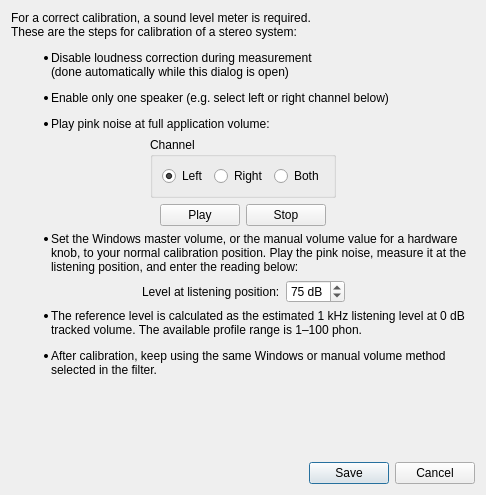
Above: Editor/guis/LoudnessCorrectionFilterGUIDialog.ui from xup61069/EqAPO64_with_VST3_support before the change. Below: the same form after it.
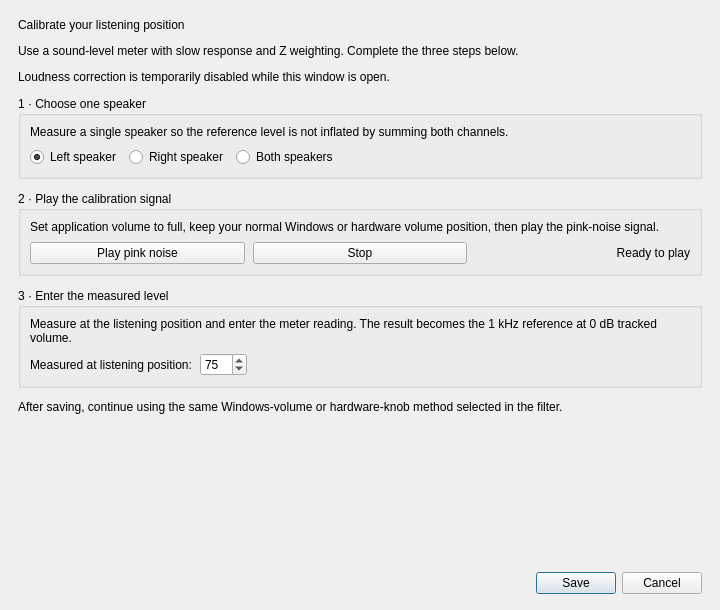
That is the form after the change.

Commit message: feat: complete Windows-native desktop UI

The edit to the form file:
```diff
--- a/Editor/guis/LoudnessCorrectionFilterGUIDialog.ui
+++ b/Editor/guis/LoudnessCorrectionFilterGUIDialog.ui
@@ -6,232 +6,154 @@
    <rect>
     <x>0</x>
     <y>0</y>
-    <width>486</width>
-    <height>495</height>
+    <width>720</width>
+    <height>610</height>
    </rect>
   </property>
+  <property name="minimumSize">
+   <size>
+    <width>620</width>
+    <height>560</height>
+   </size>
+  </property>
   <property name="windowTitle">
-   <string>Calibration</string>
+   <string>Listening-level calibration</string>
   </property>
-  <layout class="QVBoxLayout" name="verticalLayout">
+  <layout class="QVBoxLayout" name="rootLayout">
+   <property name="spacing"><number>12</number></property>
+   <property name="leftMargin"><number>18</number></property>
+   <property name="topMargin"><number>18</number></property>
+   <property name="rightMargin"><number>18</number></property>
+   <property name="bottomMargin"><number>16</number></property>
    <item>
-    <widget class="QLabel" name="label">
-     <property name="text">
-      <string>&lt;html&gt;&lt;head/&gt;&lt;body&gt;&lt;p&gt;For a correct calibration, a sound level meter is required.&lt;br/&gt;These are the steps for calibration of a stereo system:&lt;/p&gt;&lt;ul style=&quot;margin-top: 0px; margin-bottom: 0px; margin-left: 0px; margin-right: 0px; -qt-list-indent: 1;&quot;&gt;&lt;li style=&quot; margin-top:12px; margin-bottom:12px; margin-left:0px; margin-right:0px; -qt-block-indent:0; text-indent:0px;&quot;&gt;Disable loudness correction during measurement&lt;br/&gt;(done automatically while this dialog is open)&lt;/li&gt;&lt;li style=&quot; margin-top:12px; margin-bottom:12px; margin-left:0px; margin-right:0px; -qt-block-indent:0; text-indent:0px;&quot;&gt;Enable only one speaker (e.g. select left or right channel below)&lt;/li&gt;&lt;li style=&quot; margin-top:12px; margin-bottom:12px; margin-left:0px; margin-right:0px; -qt-block-indent:0; text-indent:0px;&quot;&gt;Play pink noise at full application volume:&lt;/li&gt;&lt;/ul&gt;&lt;/body&gt;&lt;/html&gt;</string>
-     </property>
-     <property name="textFormat">
-      <enum>Qt::RichText</enum>
-     </property>
-     <property name="wordWrap">
-      <bool>true</bool>
-     </property>
+    <widget class="QLabel" name="titleLabel">
+     <property name="text"><string>Calibrate your listening position</string></property>
+     <property name="accessibleName"><string>Calibration wizard</string></property>
     </widget>
    </item>
    <item>
-    <layout class="QHBoxLayout" name="horizontalLayout_3">
-     <property name="topMargin">
-      <number>0</number>
-     </property>
-     <item>
-      <widget class="QGroupBox" name="channelGroupBox">
-       <property name="sizePolicy">
-        <sizepolicy hsizetype="Fixed" vsizetype="Preferred">
-         <horstretch>0</horstretch>
-         <verstretch>0</verstretch>
-        </sizepolicy>
-       </property>
-       <property name="title">
-        <string>Channel</string>
-       </property>
-       <layout class="QHBoxLayout" name="horizontalLayout">
+    <widget class="QLabel" name="subtitleLabel">
+     <property name="text"><string>Use a sound-level meter with slow response and Z weighting. Complete the three steps below.</string></property>
+     <property name="wordWrap"><bool>true</bool></property>
+    </widget>
+   </item>
+   <item>
+    <widget class="QLabel" name="safetyStatusLabel">
+     <property name="text"><string>Loudness correction is temporarily disabled while this window is open.</string></property>
+     <property name="wordWrap"><bool>true</bool></property>
+    </widget>
+   </item>
+   <item>
+    <widget class="QGroupBox" name="speakerStepGroup">
+     <property name="title"><string>1 · Choose one speaker</string></property>
+     <layout class="QVBoxLayout" name="speakerStepLayout">
+      <property name="spacing"><number>8</number></property>
+      <item>
+       <widget class="QLabel" name="speakerHintLabel">
+        <property name="text"><string>Measure a single speaker so the reference level is not inflated by summing both channels.</string></property>
+        <property name="wordWrap"><bool>true</bool></property>
+       </widget>
+      </item>
+      <item>
+       <layout class="QHBoxLayout" name="channelLayout">
         <item>
          <widget class="QRadioButton" name="leftRadioButton">
-          <property name="text">
-           <string>Left</string>
-          </property>
-          <property name="checked">
-           <bool>true</bool>
-          </property>
+          <property name="text"><string>Left speaker</string></property>
+          <property name="checked"><bool>true</bool></property>
          </widget>
         </item>
+        <item><widget class="QRadioButton" name="rightRadioButton"><property name="text"><string>Right speaker</string></property></widget></item>
+        <item><widget class="QRadioButton" name="bothRadioButton"><property name="text"><string>Both speakers</string></property></widget></item>
         <item>
-         <widget class="QRadioButton" name="rightRadioButton">
-          <property name="text">
-           <string>Right</string>
-          </property>
+         <spacer name="speakerSpacer">
+          <property name="orientation"><enum>Qt::Horizontal</enum></property>
+          <property name="sizeHint" stdset="0"><size><width>40</width><height>20</height></size></property>
+         </spacer>
+        </item>
+       </layout>
+      </item>
+     </layout>
+    </widget>
+   </item>
+   <item>
+    <widget class="QGroupBox" name="playbackStepGroup">
+     <property name="title"><string>2 · Play the calibration signal</string></property>
+     <layout class="QVBoxLayout" name="playbackStepLayout">
+      <property name="spacing"><number>8</number></property>
+      <item>
+       <widget class="QLabel" name="playbackHintLabel">
+        <property name="text"><string>Set application volume to full, keep your normal Windows or hardware volume position, then play the pink-noise signal.</string></property>
+        <property name="wordWrap"><bool>true</bool></property>
+       </widget>
+      </item>
+      <item>
+       <layout class="QHBoxLayout" name="playbackControlsLayout">
+        <item>
+         <widget class="QPushButton" name="playButton">
+          <property name="text"><string>Play pink noise</string></property>
+          <property name="accessibleDescription"><string>Starts a looping pink-noise signal on the selected speaker</string></property>
          </widget>
         </item>
+        <item><widget class="QPushButton" name="stopButton"><property name="text"><string>Stop</string></property></widget></item>
         <item>
-         <widget class="QRadioButton" name="bothRadioButton">
-          <property name="text">
-           <string>Both</string>
-          </property>
+         <widget class="QLabel" name="playbackStatusLabel">
+          <property name="text"><string>Ready to play</string></property>
+          <property name="alignment"><set>Qt::AlignRight|Qt::AlignTrailing|Qt::AlignVCenter</set></property>
          </widget>
         </item>
        </layout>
-      </widget>
-     </item>
-    </layout>
+      </item>
+     </layout>
+    </widget>
    </item>
    <item>
-    <layout class="QGridLayout" name="gridLayout">
-     <item row="1" column="4">
-      <spacer name="horizontalSpacer_4">
-       <property name="orientation">
-        <enum>Qt::Horizontal</enum>
-       </property>
-       <property name="sizeHint" stdset="0">
-        <size>
-         <width>40</width>
-         <height>20</height>
-        </size>
-       </property>
-      </spacer>
-     </item>
-     <item row="1" column="2">
-      <widget class="QPushButton" name="stopButton">
-       <property name="sizePolicy">
-        <sizepolicy hsizetype="Fixed" vsizetype="Fixed">
-         <horstretch>0</horstretch>
-         <verstretch>0</verstretch>
-        </sizepolicy>
-       </property>
-       <property name="text">
-        <string>Stop</string>
-       </property>
-      </widget>
-     </item>
-     <item row="1" column="0">
-      <spacer name="horizontalSpacer_3">
-       <property name="orientation">
-        <enum>Qt::Horizontal</enum>
-       </property>
-       <property name="sizeHint" stdset="0">
-        <size>
-         <width>40</width>
-         <height>20</height>
-        </size>
-       </property>
-      </spacer>
-     </item>
-     <item row="1" column="1">
-      <widget class="QPushButton" name="playButton">
-       <property name="sizePolicy">
-        <sizepolicy hsizetype="Fixed" vsizetype="Fixed">
-         <horstretch>0</horstretch>
-         <verstretch>0</verstretch>
-        </sizepolicy>
-       </property>
-       <property name="text">
-        <string>Play</string>
-       </property>
-      </widget>
-     </item>
-    </layout>
-   </item>
-   <item>
-    <widget class="QLabel" name="label2">
-     <property name="text">
-      <string>&lt;html&gt;&lt;head/&gt;&lt;body&gt;&lt;ul style=&quot;margin-top: 0px; margin-bottom: 0px; margin-left: 0px; margin-right: 0px; -qt-list-indent: 1;&quot;&gt;&lt;li style=&quot; margin-top:12px; margin-bottom:12px; margin-left:0px; margin-right:0px; -qt-block-indent:0; text-indent:0px;&quot;&gt;Set the Windows master volume, or the manual volume value for a hardware knob, to your normal calibration position. Play the pink noise, measure it at the listening position, and enter the reading below:&lt;/li&gt;&lt;/ul&gt;&lt;/body&gt;&lt;/html&gt;</string>
-     </property>
-     <property name="textFormat">
-      <enum>Qt::RichText</enum>
-     </property>
-     <property name="wordWrap">
-      <bool>true</bool>
-     </property>
+    <widget class="QGroupBox" name="measurementStepGroup">
+     <property name="title"><string>3 · Enter the measured level</string></property>
+     <layout class="QVBoxLayout" name="measurementStepLayout">
+      <property name="spacing"><number>8</number></property>
+      <item>
+       <widget class="QLabel" name="measurementHintLabel">
+        <property name="text"><string>Measure at the listening position and enter the meter reading. The result becomes the 1 kHz reference at 0 dB tracked volume.</string></property>
+        <property name="wordWrap"><bool>true</bool></property>
+       </widget>
+      </item>
+      <item>
+       <layout class="QHBoxLayout" name="measurementControlsLayout">
+        <item><widget class="QLabel" name="levelLabel"><property name="text"><string>Measured at listening position:</string></property></widget></item>
+        <item>
+         <widget class="QSpinBox" name="levelSpinBox">
+          <property name="minimum"><number>1</number></property>
+          <property name="maximum"><number>100</number></property>
+          <property name="value"><number>75</number></property>
+         </widget>
+        </item>
+        <item>
+         <spacer name="measurementSpacer">
+          <property name="orientation"><enum>Qt::Horizontal</enum></property>
+          <property name="sizeHint" stdset="0"><size><width>40</width><height>20</height></size></property>
+         </spacer>
+        </item>
+       </layout>
+      </item>
+     </layout>
     </widget>
    </item>
    <item>
-    <layout class="QHBoxLayout" name="horizontalLayout_2">
-     <item>
-      <spacer name="horizontalSpacer">
-       <property name="orientation">
-        <enum>Qt::Horizontal</enum>
-       </property>
-       <property name="sizeHint" stdset="0">
-        <size>
-         <width>1</width>
-         <height>20</height>
-        </size>
-       </property>
-      </spacer>
-     </item>
-     <item>
-      <widget class="QLabel" name="levelLabel">
-       <property name="text">
-        <string>Level at listening position:</string>
-       </property>
-      </widget>
-     </item>
-     <item>
-      <widget class="QSpinBox" name="levelSpinBox">
-       <property name="sizePolicy">
-        <sizepolicy hsizetype="Fixed" vsizetype="Fixed">
-         <horstretch>0</horstretch>
-         <verstretch>0</verstretch>
-        </sizepolicy>
-       </property>
-       <property name="suffix">
-        <string> dB</string>
-       </property>
-       <property name="prefix">
-        <string/>
-       </property>
-       <property name="value">
-        <number>75</number>
-       </property>
-      </widget>
-     </item>
-     <item>
-      <spacer name="horizontalSpacer_2">
-       <property name="orientation">
-        <enum>Qt::Horizontal</enum>
-       </property>
-       <property name="sizeHint" stdset="0">
-        <size>
-         <width>1</width>
-         <height>20</height>
-        </size>
-       </property>
-      </spacer>
-     </item>
-    </layout>
-   </item>
-   <item>
-    <widget class="QLabel" name="label3">
-     <property name="text">
-      <string>&lt;html&gt;&lt;head/&gt;&lt;body&gt;&lt;ul style=&quot;margin-top: 0px; margin-bottom: 0px; margin-left: 0px; margin-right: 0px; -qt-list-indent: 1;&quot;&gt;&lt;li style=&quot; margin-top:12px; margin-bottom:12px; margin-left:0px; margin-right:0px; -qt-block-indent:0; text-indent:0px;&quot;&gt;The reference level is calculated as the estimated 1 kHz listening level at 0 dB tracked volume. The available profile range is 1–100 phon.&lt;/li&gt;&lt;li style=&quot; margin-top:12px; margin-bottom:12px; margin-left:0px; margin-right:0px; -qt-block-indent:0; text-indent:0px;&quot;&gt;After calibration, keep using the same Windows or manual volume method selected in the filter.&lt;/li&gt;&lt;/ul&gt;&lt;/body&gt;&lt;/html&gt;</string>
-     </property>
-     <property name="textFormat">
-      <enum>Qt::RichText</enum>
-     </property>
-     <property name="wordWrap">
-      <bool>true</bool>
-     </property>
+    <widget class="QLabel" name="footerHintLabel">
+     <property name="text"><string>After saving, continue using the same Windows-volume or hardware-knob method selected in the filter.</string></property>
+     <property name="wordWrap"><bool>true</bool></property>
     </widget>
    </item>
    <item>
     <spacer name="verticalSpacer">
-     <property name="orientation">
-      <enum>Qt::Vertical</enum>
-     </property>
-     <property name="sizeHint" stdset="0">
-      <size>
-       <width>20</width>
-       <height>40</height>
-      </size>
-     </property>
+     <property name="orientation"><enum>Qt::Vertical</enum></property>
+     <property name="sizeHint" stdset="0"><size><width>20</width><height>12</height></size></property>
     </spacer>
    </item>
    <item>
     <widget class="QDialogButtonBox" name="buttonBox">
-     <property name="orientation">
-      <enum>Qt::Horizontal</enum>
-     </property>
-     <property name="standardButtons">
-      <set>QDialogButtonBox::Cancel|QDialogButtonBox::Save</set>
-     </property>
+     <property name="orientation"><enum>Qt::Horizontal</enum></property>
+     <property name="standardButtons"><set>QDialogButtonBox::Cancel|QDialogButtonBox::Save</set></property>
     </widget>
    </item>
   </layout>
```
Left out of the diff: 42 changed lines with no effect on the pictures. The commit also changes 89 other files.
